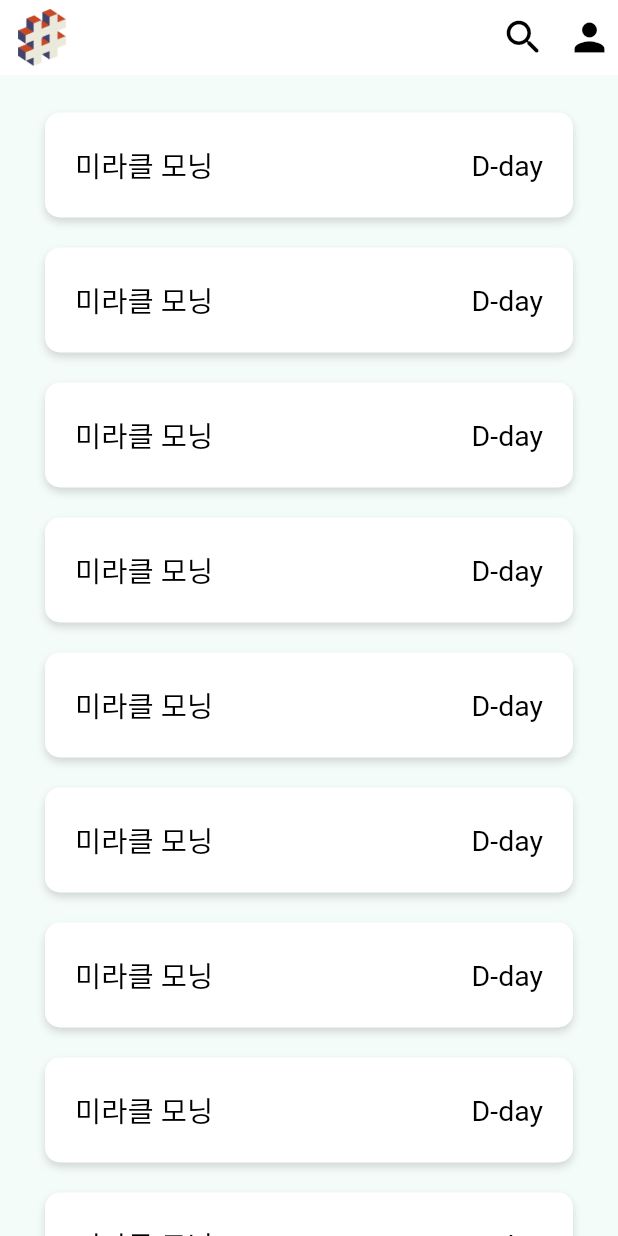
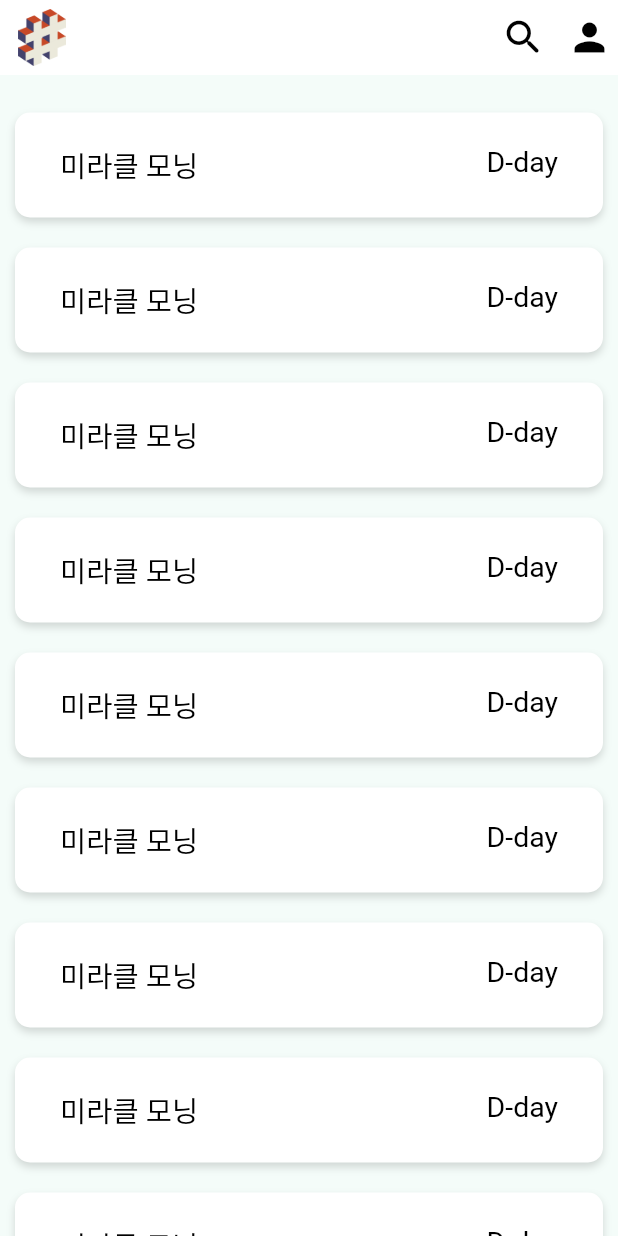
Before and after one commit to chaewool/Bin-goT, a Flutter app: the Main screen opened directly, on a phone screen of 412 x 824 dp. Run offline on Flutter 3.47's test engine with Material 2 defaults, Android fonts, the phone set to English and light mode, and no system bars; our stand-ins replace contained_tab_bar_view, image_picker, table_calendar; missing offline and left inert: kakao_flutter_sdk; Roboto replaces fonts that are missing (RIDIBatang).

Commit message:
#21 :sparkles: :recycle: feat & refactor: publishing user, intro page and refactoring widgets

```diff
--- a/frontend/lib/main.dart
+++ b/frontend/lib/main.dart
@@ -1,4 +1,4 @@
-import 'package:bin_got/pages/user_page.dart';
+import 'package:bin_got/pages/login_page.dart';
 import 'package:flutter/material.dart';
 
 void main() {
@@ -12,7 +12,7 @@ class App extends StatelessWidget {
   Widget build(BuildContext context) {
     return MaterialApp(
       // home: const Main(),
-      home: const MyPage(),
+      home: const Intro(),
       theme: ThemeData(
         fontFamily: 'RIDIBatang',
       ),
--- a/frontend/lib/pages/main_page.dart
+++ b/frontend/lib/pages/main_page.dart
@@ -1,7 +1,6 @@
-import 'package:bin_got/pages/user_page.dart';
-import 'package:bin_got/utilities/global_func.dart';
 import 'package:bin_got/utilities/style_utils.dart';
 import 'package:bin_got/widgets/app_bar.dart';
+import 'package:bin_got/widgets/box_container.dart';
 import 'package:bin_got/widgets/list.dart';
 import 'package:bin_got/widgets/search_bar.dart';
 import 'package:flutter/material.dart';
@@ -29,14 +28,11 @@ class _MainState extends State<Main> {
   @override
   Widget build(BuildContext context) {
     return Scaffold(
-      appBar: TopBar(
-        isMainPage: true,
-        methodFunc1: changeSearchMode,
-        methodFunc2: toOtherPage(context: context, page: const MyPage()),
-      ),
+      appBar: MainBar(onPressed: changeSearchMode),
       body: SingleChildScrollView(
-        child: Container(
-          decoration: const BoxDecoration(color: backgroundColor),
+          child: CustomBoxContainer(
+        color: backgroundColor,
+        hasRoundEdge: false,
         child: Column(
           children: [
             isSearchMode ? const SearchBar() : const SizedBox(),
@@ -45,8 +41,7 @@ class _MainState extends State<Main> {
               const GroupList(isSearchMode: false),
           ],
         ),
-        ),
-      ),
+      )),
     );
   }
 }
--- a/frontend/lib/pages/search_group_page.dart
+++ b/frontend/lib/pages/search_group_page.dart
@@ -14,10 +14,7 @@ class SearchGroup extends StatelessWidget {
     const List<String> dateFilter = <String>['시작일 ▲', '시작일 ▼'];
 
     return Scaffold(
-      appBar: TopBar(
-          isMainPage: false,
-          methodFunc1:
-              toOtherPage(context: context, page: const GroupFirstForm())),
+      appBar: const MainBar(),
       body: SingleChildScrollView(
         child: Column(children: [
           const SearchBar(),
--- a/frontend/lib/utilities/image_icon_utils.dart
+++ b/frontend/lib/utilities/image_icon_utils.dart
@@ -1,7 +1,14 @@
 import 'package:flutter/material.dart';
 
 // logo
-var halfLogo = Image.asset('assets/logos/bin_got_logo_0.5x.png');
+var halfLogo = Image.asset(
+  'assets/logos/bin_got_logo_1x.png',
+  scale: 4,
+);
+var kakaoLogin = Image.asset(
+  'assets/images/kakao_login_button.png',
+  scale: 1.4,
+);
 
 // icon
 const searchIcon = Icons.search_rounded;
--- a/frontend/lib/utilities/style_utils.dart
+++ b/frontend/lib/utilities/style_utils.dart
@@ -14,8 +14,9 @@ const double titleSize = 24;
 const double largeSize = 21;
 const double textSize = 19;
 const double smallSize = 16;
+const double sloganSize = 40;
 
-enum FontSize { titleSize, largeSize, textSize, smallSize }
+enum FontSize { titleSize, largeSize, textSize, smallSize, sloganSize }
 
 double convertedFontSize(FontSize size) {
   switch (size) {
@@ -25,7 +26,20 @@ double convertedFontSize(FontSize size) {
       return titleSize;
     case FontSize.smallSize:
       return smallSize;
+    case FontSize.largeSize:
+      return largeSize;
     default:
-      return largeSize;
+      return sloganSize;
   }
 }
+
+//* 그림자
+const defaultShadow = BoxShadow(
+    color: greyColor, blurRadius: 3, spreadRadius: 0.3, offset: Offset(1, 2));
+const thickerShadow = BoxShadow(
+    color: greyColor, blurRadius: 3, spreadRadius: 1, offset: Offset(3, 3));
+var shadowWithOpacity = BoxShadow(
+    color: Colors.black.withOpacity(0.15),
+    spreadRadius: 0,
+    blurRadius: 4,
+    offset: const Offset(0, 3));
--- a/frontend/lib/utilities/type_def_utils.dart
+++ b/frontend/lib/utilities/type_def_utils.dart
@@ -5,3 +5,4 @@ typedef StringList = List<String>;
 typedef WidgetList = List<Widget>;
 typedef IntList = List<int>;
 typedef FuncList = List<ReturnVoid>;
+typedef BoxShadowList = List<BoxShadow>;
--- a/frontend/lib/widgets/app_bar.dart
+++ b/frontend/lib/widgets/app_bar.dart
@@ -13,7 +13,7 @@ import 'package:flutter/material.dart';
 const double appBarHeight = 50;
 
 //* appBar 기본 틀
-class CustomAppBar extends StatelessWidget {
+class CustomAppBar extends StatelessWidget with PreferredSizeWidget {
   final Widget? leadingChild;
   final WidgetList? actions;
   final String? title;
@@ -40,31 +40,60 @@ class CustomAppBar extends StatelessWidget {
         ),
         actions: actions);
   }
+
+  @override
+  Size get preferredSize => const Size.fromHeight(appBarHeight);
 }
 
-//* main, search
-class TopBar extends StatelessWidget with PreferredSizeWidget {
-  final bool isMainPage;
-  final ReturnVoid methodFunc1;
-  final ReturnVoid? methodFunc2;
-  const TopBar({
+//* 뒤로 가기 버튼을 포함한 app bar
+class AppBarWithBack extends StatelessWidget with PreferredSizeWidget {
+  final WidgetList? actions;
+  final String? title;
+  const AppBarWithBack({
     super.key,
-    required this.isMainPage,
-    required this.methodFunc1,
-    this.methodFunc2,
+    this.actions,
+    this.title,
   });
 
   @override
   Widget build(BuildContext context) {
     return CustomAppBar(
+      leadingChild: const ExitButton(isIconType: true),
+      title: title,
+      actions: actions,
+    );
+  }
+
+  @override
+  Size get preferredSize => const Size.fromHeight(appBarHeight);
+}
+
+//* main, search
+class MainBar extends StatelessWidget with PreferredSizeWidget {
+  final ReturnVoid? onPressed;
+  const MainBar({super.key, this.onPressed});
+
+  @override
+  Widget build(BuildContext context) {
+    return CustomAppBar(
       leadingChild: halfLogo,
-      actions: [
-        isMainPage
-            ? IconButtonInRow(onPressed: methodFunc1, icon: searchIcon)
-            : const SizedBox(),
-        isMainPage
-            ? IconButtonInRow(onPressed: methodFunc2!, icon: myPageIcon)
-            : IconButtonInRow(onPressed: methodFunc1, icon: createGroupIcon)
+      actions: onPressed != null
+          ? [
+              IconButtonInRow(onPressed: onPressed!, icon: searchIcon),
+              IconButtonInRow(
+                icon: myPageIcon,
+                onPressed: toOtherPage(context: context, page: const MyPage()),
+              )
+            ]
+          : [
+              const SizedBox(),
+              IconButtonInRow(
+                onPressed: toOtherPage(
+                  context: context,
+                  page: const GroupFirstForm(),
+                ),
+                icon: createGroupIcon,
+              )
             ],
     );
   }
@@ -85,8 +114,7 @@ class GroupAppBar extends StatelessWidget with PreferredSizeWidget {
 
   @override
   Widget build(BuildContext context) {
-    return CustomAppBar(
-      leadingChild: const ExitButton(isIconType: true),
+    return AppBarWithBack(
       actions: onlyBack
           ? null
           : [
@@ -124,8 +152,7 @@ class AdminAppBar extends StatelessWidget with PreferredSizeWidget {
 
   @override
   Widget build(BuildContext context) {
-    return CustomAppBar(
-      leadingChild: const ExitButton(isIconType: true),
+    return AppBarWithBack(
       actions: [
         IconButtonInRow(
             icon: editIcon,
@@ -153,11 +180,7 @@ class BingoDetailAppBar extends StatelessWidget with PreferredSizeWidget {
 
   @override
   Widget build(BuildContext context) {
-    return CustomAppBar(
-      leadingChild: CustomIconButton(
-        onPressed: toBack(context: context),
-        icon: backIcon,
-      ),
+    return AppBarWithBack(
       actions: [
         IconButtonInRow(
           onPressed: () {},
@@ -181,7 +204,7 @@ class MyPageAppBar extends StatelessWidget with PreferredSizeWidget {
 
   @override
   Widget build(BuildContext context) {
-    return CustomAppBar(
+    return AppBarWithBack(
       actions: [
         IconButtonInRow(
           onPressed: showModal(
@@ -199,7 +222,8 @@ class MyPageAppBar extends StatelessWidget with PreferredSizeWidget {
               context: context,
               content: '로그아웃하시겠습니까?',
               onPressed: () {}),
-            icon: exitIcon),
+          icon: exitIcon,
+        ),
         const SizedBox(width: 10)
       ],
     );
--- a/frontend/lib/widgets/box_container.dart
+++ b/frontend/lib/widgets/box_container.dart
@@ -1,3 +1,5 @@
+import 'package:bin_got/pages/bingo_detail_page.dart';
+import 'package:bin_got/utilities/global_func.dart';
 import 'package:bin_got/utilities/style_utils.dart';
 import 'package:bin_got/utilities/type_def_utils.dart';
 import 'package:bin_got/widgets/text.dart';
@@ -18,12 +20,10 @@ class ShowContentBox extends StatelessWidget {
         children: [
           CustomText(content: contentTitle, fontSize: FontSize.textSize),
           const SizedBox(height: 20),
-          Container(
+          CustomBoxContainer(
             width: 300,
             height: 100,
-            decoration: BoxDecoration(
-                borderRadius: BorderRadius.circular(10),
-                border: Border.all(color: greyColor)),
+            borderColor: greyColor,
             child: Padding(
               padding: const EdgeInsets.symmetric(horizontal: 15, vertical: 20),
               child: CustomText(content: content, fontSize: FontSize.textSize),
@@ -42,15 +42,72 @@ class BingoGallery extends StatelessWidget {
 
   @override
   Widget build(BuildContext context) {
-    int bingoRows = bingoList.length ~/ 2 + bingoList.length % 2;
+    int bingoRows = bingoList.length ~/ 2;
     return Column(
       children: [
         for (int i = 0; i < bingoRows; i += 1)
           Row(
             mainAxisAlignment: MainAxisAlignment.spaceEvenly,
-            children: [for (int j = 0; j < 2; j += 1) bingoList[2 * i + j]],
-          )
+            children: [
+              for (int j = 0; j < 2; j += 1)
+                GestureDetector(
+                  onTap: toOtherPage(
+                    context: context,
+                    page: const BingoDetail(),
+                  ),
+                  child: bingoList[2 * i + j],
+                )
+            ],
+          ),
+        bingoList.length % 2 == 1
+            ? Row(
+                mainAxisAlignment: MainAxisAlignment.spaceEvenly,
+                children: [
+                  GestureDetector(
+                    onTap: toOtherPage(
+                      context: context,
+                      page: const BingoDetail(),
+                    ),
+                    child: bingoList.last,
+                  )
+                ],
+              )
+            : const SizedBox(),
       ],
     );
   }
 }
+
+//* Box Container 기본 틀
+class CustomBoxContainer extends StatelessWidget {
+  final bool hasRoundEdge;
+  final Color? borderColor;
+  final Color color;
+  final BoxShadowList? boxShadow;
+  final double? width, height;
+  final Widget? child;
+  const CustomBoxContainer({
+    super.key,
+    this.hasRoundEdge = true,
+    this.borderColor,
+    this.color = whiteColor,
+    this.boxShadow,
+    this.width,
+    this.height,
+    this.child,
+  });
+
+  @override
+  Widget build(BuildContext context) {
+    return Container(
+      width: width,
+      height: height,
+      decoration: BoxDecoration(
+          borderRadius: hasRoundEdge ? BorderRadius.circular(10) : null,
+          color: color,
+          boxShadow: boxShadow,
+          border: borderColor != null ? Border.all(color: borderColor!) : null),
+      child: child,
+    );
+  }
+}
--- a/frontend/lib/widgets/list.dart
+++ b/frontend/lib/widgets/list.dart
@@ -3,6 +3,7 @@ import 'package:bin_got/pages/group_main_page.dart';
 import 'package:bin_got/utilities/global_func.dart';
 import 'package:bin_got/utilities/image_icon_utils.dart';
 import 'package:bin_got/utilities/style_utils.dart';
+import 'package:bin_got/utilities/type_def_utils.dart';
 import 'package:bin_got/widgets/button.dart';
 import 'package:bin_got/widgets/text.dart';
 import 'package:flutter/material.dart';
@@ -15,49 +16,27 @@ class GroupList extends StatelessWidget {
   @override
   Widget build(BuildContext context) {
     const String count = '(5/10)';
-    return Padding(
-      padding: const EdgeInsets.symmetric(vertical: 10, horizontal: 30),
-      child: GestureDetector(
+    return CustomList(
+        height: 70,
+        boxShadow: [shadowWithOpacity],
         onTap: toOtherPage(context: context, page: const GroupMain()),
-        child: Container(
-            decoration: BoxDecoration(
-                borderRadius: BorderRadius.circular(10),
-                color: Colors.white,
-                boxShadow: [
-                  BoxShadow(
-                      color: Colors.black.withOpacity(0.15),
-                      spreadRadius: 0,
-                      blurRadius: 4,
-                      offset: const Offset(0, 3))
-                ]),
-            height: 70,
-            child: Padding(
-              padding: const EdgeInsets.symmetric(vertical: 10, horizontal: 20),
-              child: Column(
+        child: Row(
+          mainAxisAlignment: MainAxisAlignment.spaceBetween,
+          children: [
+            const CustomText(content: '미라클 모닝', fontSize: FontSize.textSize),
+            Column(
               mainAxisAlignment: MainAxisAlignment.center,
               children: [
-                  Row(
-                    mainAxisAlignment: MainAxisAlignment.spaceBetween,
-                    children: const [
-                      CustomText(
-                          content: '미라클 모닝', fontSize: FontSize.textSize),
-                      CustomText(content: 'D-day', fontSize: FontSize.textSize),
-                    ],
-                  ),
+                const CustomText(content: 'D-day', fontSize: FontSize.textSize),
+                const SizedBox(height: 5),
                 isSearchMode
-                      ? Row(
-                          mainAxisAlignment: MainAxisAlignment.end,
-                          children: const [
-                            CustomText(
-                                content: count, fontSize: FontSize.textSize),
+                    ? const CustomText(
+                        content: count, fontSize: FontSize.smallSize)
+                    : const SizedBox(),
               ],
             )
-                      : const SizedBox()
           ],
-              ),
-            )),
-      ),
-    );
+        ));
   }
 }
 
@@ -76,26 +55,12 @@ class RankList extends StatelessWidget {
 
   @override
   Widget build(BuildContext context) {
-    return Padding(
-      padding: const EdgeInsets.symmetric(vertical: 5, horizontal: 10),
-      child: GestureDetector(
+    return CustomList(
+      height: 70,
+      boxShadow: const [defaultShadow],
       onTap: isMember
           ? toOtherPage(context: context, page: const BingoDetail())
           : null,
-        child: Container(
-          height: 70,
-          decoration: BoxDecoration(
-              borderRadius: BorderRadius.circular(10),
-              boxShadow: const [
-                BoxShadow(
-                    color: greyColor,
-                    blurRadius: 3,
-                    spreadRadius: 1,
-                    offset: Offset(3, 3))
-              ],
-              color: whiteColor),
-          child: Padding(
-            padding: const EdgeInsets.symmetric(horizontal: 30),
       child: Row(
         mainAxisAlignment: MainAxisAlignment.start,
         children: [
@@ -104,22 +69,14 @@ class RankList extends StatelessWidget {
             height: 50,
             alignment: Alignment.center,
             decoration: BoxDecoration(
-                      // borderRadius: BorderRadius.circular(100),
-                      shape: BoxShape.circle,
-                      border: Border.all(color: greyColor)),
-                  child: CustomText(
-                      content: '$rank', fontSize: FontSize.largeSize),
+                shape: BoxShape.circle, border: Border.all(color: greyColor)),
+            child: CustomText(content: '$rank', fontSize: FontSize.largeSize),
           ),
-                const SizedBox(
-                  width: 30,
-                ),
+          const SizedBox(width: 30),
           CustomText(
               content: '$nickname / $achievement%',
               fontSize: FontSize.textSize),
         ],
-            ),
-          ),
-        ),
       ),
     );
   }
@@ -138,22 +95,8 @@ class MemberList extends StatelessWidget {
 
   @override
   Widget build(BuildContext context) {
-    return Padding(
-      padding: const EdgeInsets.symmetric(vertical: 10, horizontal: 10),
-      child: Container(
+    return CustomList(
       height: 70,
-        decoration: BoxDecoration(
-            borderRadius: BorderRadius.circular(10),
-            boxShadow: const [
-              BoxShadow(
-                  color: greyColor,
-                  blurRadius: 3,
-                  spreadRadius: 0.3,
-                  offset: Offset(1, 2))
-            ],
-            color: whiteColor),
-        child: Padding(
-          padding: const EdgeInsets.symmetric(horizontal: 30),
       child: Row(
         mainAxisAlignment: MainAxisAlignment.spaceBetween,
         children: [
@@ -162,8 +105,7 @@ class MemberList extends StatelessWidget {
             height: 50,
             alignment: Alignment.center,
             decoration: BoxDecoration(
-                    shape: BoxShape.circle,
-                    border: Border.all(color: greyColor)),
+                shape: BoxShape.circle, border: Border.all(color: greyColor)),
             child: image,
           ),
           CustomText(content: nickname, fontSize: FontSize.textSize),
@@ -185,8 +127,65 @@ class MemberList extends StatelessWidget {
           )
         ],
       ),
+    );
+  }
+}
+
+//* 리스트 기본 틀
+class CustomList extends StatelessWidget {
+  final double? width, height;
+  final Widget child;
+  final ReturnVoid? onTap;
+  final BoxShadowList? boxShadow;
+  const CustomList(
+      {super.key,
+      this.height,
+      this.width,
+      required this.child,
+      this.onTap,
+      this.boxShadow});
+
+  @override
+  Widget build(BuildContext context) {
+    return Padding(
+      padding: const EdgeInsets.symmetric(vertical: 10, horizontal: 10),
+      child: GestureDetector(
+        onTap: onTap,
+        child: Container(
+          height: height,
+          width: width,
+          decoration: BoxDecoration(
+              borderRadius: BorderRadius.circular(10),
+              boxShadow: boxShadow,
+              color: whiteColor),
+          child: Padding(
+            padding: const EdgeInsets.symmetric(horizontal: 30),
+            child: child,
+          ),
         ),
       ),
     );
   }
 }
+
+//* 빙고 목록
+class BingoList extends StatelessWidget {
+  const BingoList({super.key});
+
+  @override
+  Widget build(BuildContext context) {
+    return CustomList(
+      height: 70,
+      boxShadow: const [defaultShadow],
+      onTap: toOtherPage(context: context, page: const BingoDetail()),
+      child: Row(
+        mainAxisAlignment: MainAxisAlignment.spaceBetween,
+        children: const [
+          CustomText(content: '빙고 이름', fontSize: FontSize.textSize),
+          CustomText(content: '그룹 이름', fontSize: FontSize.textSize),
+          CustomText(content: 'D-day', fontSize: FontSize.textSize),
+        ],
+      ),
+    );
+  }
+}
--- a/frontend/pubspec.yaml
+++ b/frontend/pubspec.yaml
@@ -69,6 +69,7 @@ flutter:
   assets:
     - assets/logos/bin_got_logo_0.5x.png
     - assets/logos/bin_got_logo_1x.png
+    - assets/images/kakao_login_button.png
 
   # An image asset can refer to one or more resolution-specific "variants", see
   # https://flutter.dev/assets-and-images/#resolution-aware
```
Also changed, not shown: frontend/lib/pages/group_form_page.dart (+3 -4 lines), frontend/lib/pages/login_page.dart (added, +40 -0 lines), frontend/lib/pages/user_page.dart (+11 -10 lines), frontend/lib/widgets/accordian.dart (+4 -4 lines), frontend/lib/widgets/bingo_board.dart (+6 -3 lines), frontend/lib/widgets/tab_bar.dart (+6 -6 lines), frontend/assets/images/kakao_login_button.png (added). Lines whose indentation alone changed are shown as unchanged.
